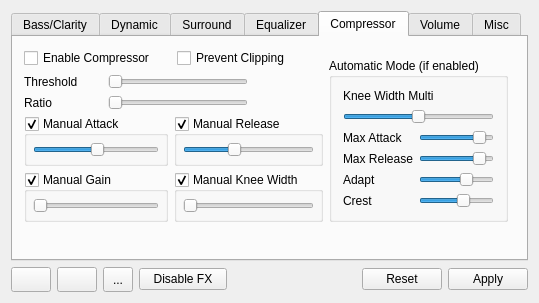
First picture: the form in mainwindow.ui, repository Audio4Linux/Viper4Linux-GUI, before the edit.
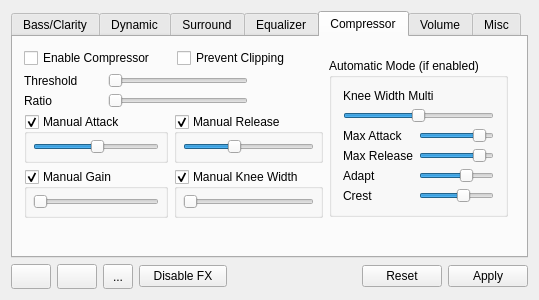
Second picture: the form after the edit. The open tabs and pages were chosen to show the change. Icons and pictures are not drawn.

Patch:
```diff
--- a/mainwindow.ui
+++ b/mainwindow.ui
@@ -7,19 +7,19 @@
     <x>0</x>
     <y>0</y>
     <width>539</width>
-    <height>303</height>
+    <height>300</height>
    </rect>
   </property>
   <property name="minimumSize">
    <size>
     <width>539</width>
-    <height>303</height>
+    <height>300</height>
    </size>
   </property>
   <property name="maximumSize">
    <size>
     <width>1000</width>
-    <height>303</height>
+    <height>301</height>
    </size>
   </property>
   <property name="windowTitle">
@@ -2018,6 +2018,12 @@
             </item>
             <item row="0" column="1">
              <widget class="QSlider" name="comp_thres">
+              <property name="minimumSize">
+               <size>
+                <width>0</width>
+                <height>14</height>
+               </size>
+              </property>
               <property name="maximum">
                <number>100</number>
               </property>
@@ -2038,6 +2044,12 @@
             </item>
             <item row="1" column="1">
              <widget class="QSlider" name="comp_ratio">
+              <property name="minimumSize">
+               <size>
+                <width>0</width>
+                <height>14</height>
+               </size>
+              </property>
               <property name="maximum">
                <number>100</number>
               </property>
@@ -2079,6 +2091,12 @@
                </property>
                <item>
                 <widget class="QSlider" name="comprelease">
+                 <property name="minimumSize">
+                  <size>
+                   <width>0</width>
+                   <height>14</height>
+                  </size>
+                 </property>
                  <property name="maximum">
                   <number>100</number>
                  </property>
@@ -2134,6 +2152,12 @@
                </property>
                <item>
                 <widget class="QSlider" name="compattack">
+                 <property name="minimumSize">
+                  <size>
+                   <width>0</width>
+                   <height>14</height>
+                  </size>
+                 </property>
                  <property name="maximum">
                   <number>100</number>
                  </property>
@@ -2189,6 +2213,12 @@
                </property>
                <item>
                 <widget class="QSlider" name="compgain">
+                 <property name="minimumSize">
+                  <size>
+                   <width>0</width>
+                   <height>14</height>
+                  </size>
+                 </property>
                  <property name="maximum">
                   <number>100</number>
                  </property>
@@ -2229,6 +2259,12 @@
                </property>
                <item>
                 <widget class="QSlider" name="compwidth">
+                 <property name="minimumSize">
+                  <size>
+                   <width>0</width>
+                   <height>14</height>
+                  </size>
+                 </property>
                  <property name="maximum">
                   <number>100</number>
                  </property>
@@ -2283,6 +2319,12 @@
           </item>
           <item>
            <widget class="QGroupBox" name="groupBox_5">
+            <property name="maximumSize">
+             <size>
+              <width>16777215</width>
+              <height>175</height>
+             </size>
+            </property>
             <property name="title">
              <string>Automatic Mode (if enabled)</string>
             </property>
@@ -2302,6 +2344,12 @@
              </item>
              <item>
               <widget class="QSlider" name="a_kneewidth">
+               <property name="minimumSize">
+                <size>
+                 <width>0</width>
+                 <height>14</height>
+                </size>
+               </property>
                <property name="maximum">
                 <number>100</number>
                </property>
@@ -2348,6 +2396,12 @@
                </item>
                <item row="0" column="1">
                 <widget class="QSlider" name="a_maxatk">
+                 <property name="minimumSize">
+                  <size>
+                   <width>0</width>
+                   <height>14</height>
+                  </size>
+                 </property>
                  <property name="maximum">
                   <number>100</number>
                  </property>
@@ -2364,6 +2418,12 @@
                </item>
                <item row="1" column="1">
                 <widget class="QSlider" name="a_maxrel">
+                 <property name="minimumSize">
+                  <size>
+                   <width>0</width>
+                   <height>14</height>
+                  </size>
+                 </property>
                  <property name="maximum">
                   <number>100</number>
                  </property>
@@ -2380,6 +2440,12 @@
                </item>
                <item row="2" column="1">
                 <widget class="QSlider" name="a_adapt">
+                 <property name="minimumSize">
+                  <size>
+                   <width>0</width>
+                   <height>14</height>
+                  </size>
+                 </property>
                  <property name="maximum">
                   <number>100</number>
                  </property>
@@ -2396,6 +2462,12 @@
                </item>
                <item row="3" column="1">
                 <widget class="QSlider" name="a_crest">
+                 <property name="minimumSize">
+                  <size>
+                   <width>0</width>
+                   <height>14</height>
+                  </size>
+                 </property>
                  <property name="maximum">
                   <number>100</number>
                  </property>
```
Left out of the diff: 8 changed lines with no effect on the pictures.
